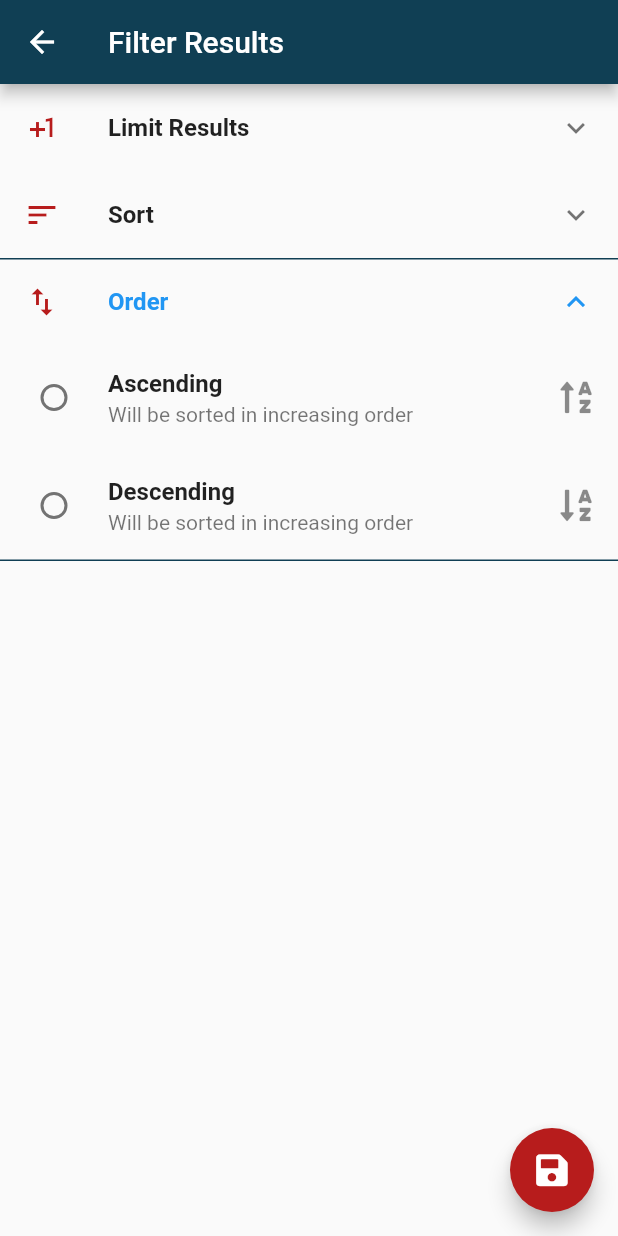
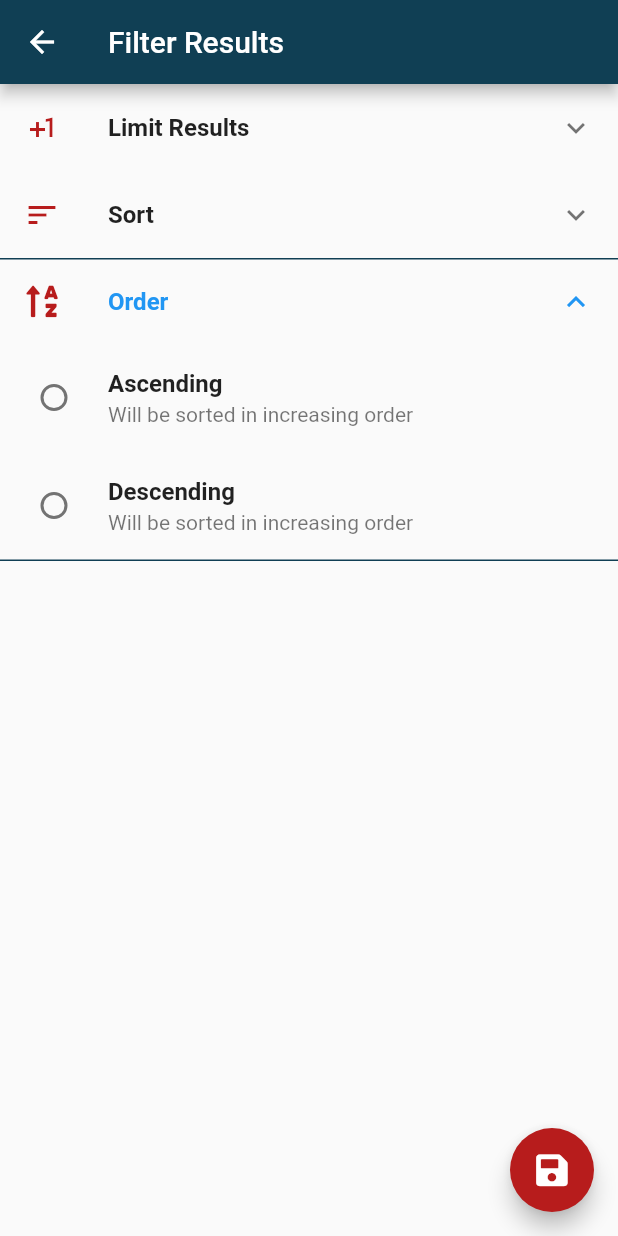
Before and after one commit to kdsuneraavinash/events-flutter-redux, a Flutter app: the FilterOptions screen opened directly with empty values, after a tap on "Limit Results", after a tap on "Sort", on a phone screen of 412 x 824 dp. Run offline on Flutter 3.47's test engine with Material 2 defaults, Android fonts, the phone set to English and light mode, and no system bars; our stand-ins replace cached_network_image, cloud_firestore, firebase_messaging, flutter_redux, font_awesome_flutter, redux and 1 more; missing offline and left inert: redux_epics, redux_persist, redux_persist_flutter; accounts and stored records are empty.

Commit message:
Reset some changes

```diff
--- a/lib/screens/event_list/filter_options.dart
+++ b/lib/screens/event_list/filter_options.dart
@@ -51,11 +51,11 @@ class FilterOptionsState extends State<FilterOptions> {
       title: "Sort",
       children: <Widget>[
         _buildRadioButton(context, "Sort By Start Date",
-            "Will be sorted using start date/time", "sortOption", "start", Icons.date_range),
+            "Will be sorted using start date/time", "sortOption", "start"),
         _buildRadioButton(context, "Sort By End Date",
-            "Will be sorted using end date/time", "sortOption", "end", Icons.date_range),
+            "Will be sorted using end date/time", "sortOption", "end"),
         _buildRadioButton(context, "Sort By Event Name",
-            "Will be sorted using name of event", "sortOption", "name", Icons.details),
+            "Will be sorted using name of event", "sortOption", "name"),
       ],
     );
   }
@@ -64,13 +64,13 @@ class FilterOptionsState extends State<FilterOptions> {
   Widget _buildOrderByOptions(BuildContext context) {
     return _buildExpansionTile(
       context: context,
-      icon: Icons.swap_vert,
+      icon: FontAwesomeIcons.sortAlphaUp,
       title: "Order",
       children: <Widget>[
         _buildRadioButton(context, "Ascending",
-            "Will be sorted in increasing order", "orderOption", "ascending", FontAwesomeIcons.sortAlphaUp),
+            "Will be sorted in increasing order", "orderOption", "ascending"),
         _buildRadioButton(context, "Descending",
-            "Will be sorted in increasing order", "orderOption", "descending", FontAwesomeIcons.sortAlphaDown),
+            "Will be sorted in increasing order", "orderOption", "descending"),
       ],
     );
   }
@@ -123,7 +123,7 @@ class FilterOptionsState extends State<FilterOptions> {
 
   /// Build Check box
   Widget _buildRadioButton(BuildContext context, String text, String subtitle,
-      String group, String key, IconData icon) {
+      String group, String key) {
     return RadioListTile(
       value: key,
       activeColor: Theme.of(context).primaryColor,
@@ -131,7 +131,6 @@ class FilterOptionsState extends State<FilterOptions> {
       onChanged: (v) => setState(() => this.widget.searchOptions[group] = key),
       title: Text(text),
       subtitle: Text(subtitle),
-      secondary: Icon(icon),
     );
   }
 
```
Also changed, not shown: lib/state/event.dart (+16 -0 lines), pubspec.yaml (+6 -8 lines), pubspec.lock.
